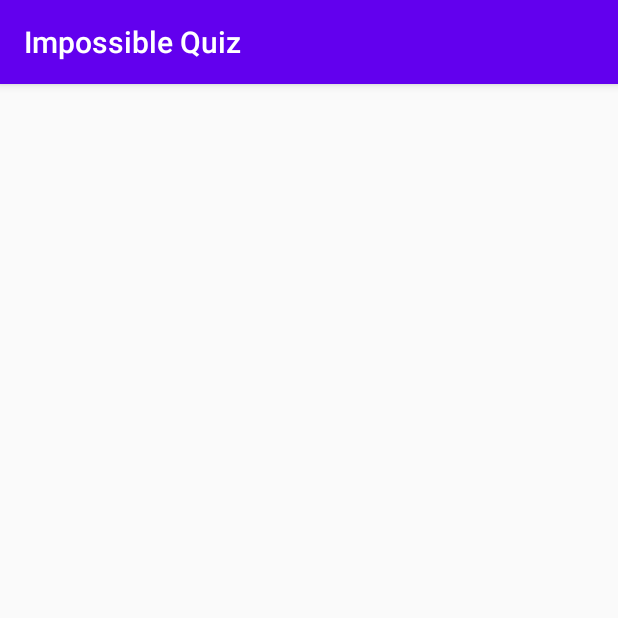
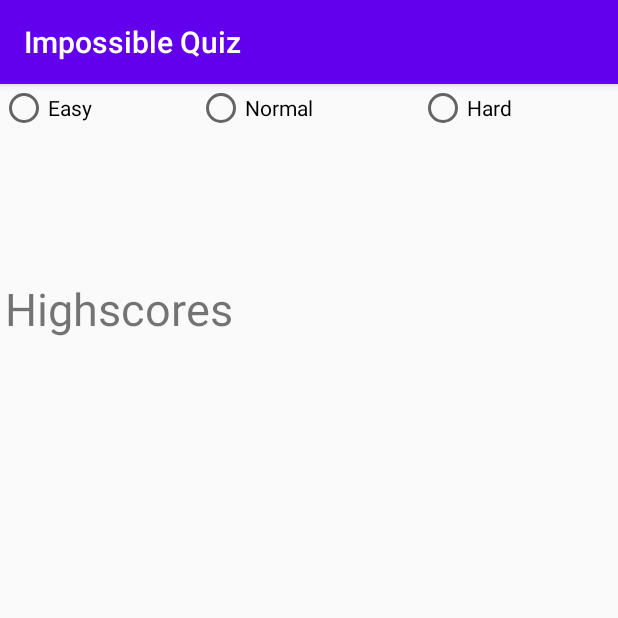
Before and after one commit to dclaxton/4020_final, an Android app: the HighScoreActivity screen opened directly, with no data from a screen before it, on a phone screen of 412 x 824 dp, the top half of it. Run offline under Robolectric (Android 15) with nearby library versions, the phone set to English and light mode, and no system bars.

Commit message:
DB stuff and highscore activity layout

```diff
--- a/app/src/main/java/edu/apsu/csci/final_4020/activities/CreditsActivity.java
+++ b/app/src/main/java/edu/apsu/csci/final_4020/activities/CreditsActivity.java
@@ -17,5 +17,10 @@ public class CreditsActivity extends AppCompatActivity {
     protected void onCreate(Bundle savedInstanceState) {
         super.onCreate(savedInstanceState);
         setContentView(R.layout.activity_credits);
+
+
+
+
+
     }
 }
--- a/app/src/main/java/edu/apsu/csci/final_4020/activities/HighScoreActivity.java
+++ b/app/src/main/java/edu/apsu/csci/final_4020/activities/HighScoreActivity.java
@@ -6,7 +6,28 @@
 
 package edu.apsu.csci.final_4020.activities;
 
+import android.os.Bundle;
+import android.view.View;
+import android.view.Window;
+
+import androidx.annotation.Nullable;
 import androidx.appcompat.app.AppCompatActivity;
 
+import edu.apsu.csci.final_4020.R;
+import edu.apsu.csci.final_4020.db.DbDataSource;
+
 public class HighScoreActivity extends AppCompatActivity {
+
+    @Override
+    protected void onCreate(@Nullable Bundle savedInstanceState) {
+        super.onCreate(savedInstanceState);
+        this.requestWindowFeature(Window.FEATURE_NO_TITLE);
+        setContentView(R.layout.activity_highscores);
+
+
+
+
+    }
+
+
 }
--- a/app/src/main/res/layout/activity_highscores.xml
+++ b/app/src/main/res/layout/activity_highscores.xml
@@ -1,6 +1,62 @@
 <?xml version="1.0" encoding="utf-8"?>
 <androidx.constraintlayout.widget.ConstraintLayout
-    xmlns:android="http://schemas.android.com/apk/res/android" android:layout_width="match_parent"
+    xmlns:android="http://schemas.android.com/apk/res/android"
+    xmlns:app="http://schemas.android.com/apk/res-auto"
+    xmlns:tools="http://schemas.android.com/tools"
+    android:layout_width="match_parent"
     android:layout_height="match_parent">
 
+    <RadioGroup
+        android:id="@+id/difficulty_rg"
+        android:layout_width="match_parent"
+        android:layout_height="wrap_content"
+        android:orientation="horizontal"
+        app:layout_constraintEnd_toEndOf="parent"
+        app:layout_constraintStart_toStartOf="parent"
+        app:layout_constraintTop_toTopOf="parent">
+
+        <RadioButton
+            android:id="@+id/easy_rb"
+            android:layout_width="wrap_content"
+            android:layout_height="wrap_content"
+            android:layout_weight="1"
+            android:text="@string/easy" />
+
+        <RadioButton
+            android:id="@+id/normal_rb"
+            android:layout_width="wrap_content"
+            android:layout_height="wrap_content"
+            android:layout_weight="1"
+            android:text="@string/normal" />
+
+        <RadioButton
+            android:id="@+id/hard_rb"
+            android:layout_width="wrap_content"
+            android:layout_height="wrap_content"
+            android:layout_weight="1"
+            android:text="@string/hard" />
+    </RadioGroup>
+
+    <ScrollView
+        android:id="@+id/scrollviewhighscore"
+        android:layout_width="405dp"
+        android:layout_height="541dp"
+        app:layout_constraintBottom_toBottomOf="parent"
+        app:layout_constraintEnd_toEndOf="parent"
+        app:layout_constraintStart_toStartOf="parent"
+        app:layout_constraintTop_toBottomOf="@+id/difficulty_rg">
+
+        <LinearLayout
+            android:layout_width="match_parent"
+            android:layout_height="wrap_content"
+            android:orientation="vertical">
+
+            <TextView
+                android:id="@+id/textViewhighscore"
+                android:layout_width="match_parent"
+                android:layout_height="wrap_content"
+                android:text="Highscores"
+                android:textSize="30sp" />
+        </LinearLayout>
+    </ScrollView>
 </androidx.constraintlayout.widget.ConstraintLayout>
```
Also changed, not shown: app/src/main/java/edu/apsu/csci/final_4020/db/DbDataSource.java (+110 -0 lines), app/src/main/java/edu/apsu/csci/final_4020/db/MySqlLiteHelper.java (+48 -1 lines).
